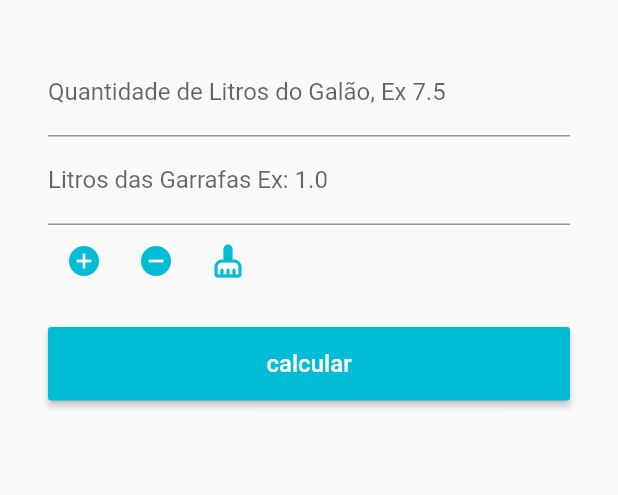
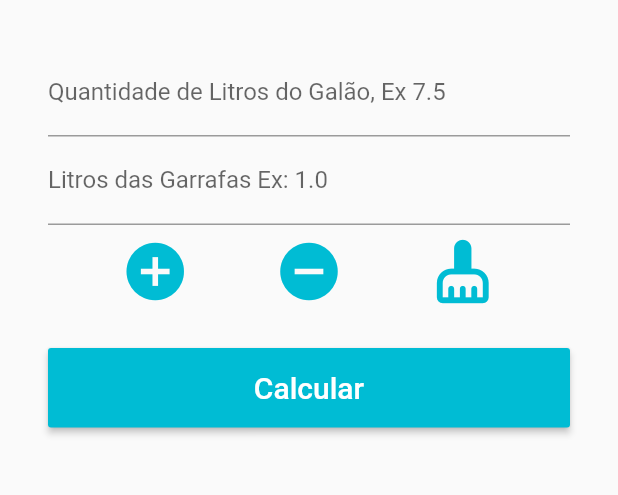
Before and after one commit to CaioCLDias/water_gallon_challenge, a Flutter app: the screen it shows after launch, on a phone screen of 412 x 824 dp, the part 381-876 px from its top. Run offline on Flutter 3.47's test engine with Material 2 defaults, Android fonts, the phone set to English and light mode, and no system bars.

Commit message:
Date: March, 08, 2021 Desafio de Lógica Programaçã para Vaga de Estágio YesList, Dev: Caio Dias Melhorias na tela

```diff
--- a/lib/Home.dart
+++ b/lib/Home.dart
@@ -154,26 +154,31 @@ class _HomeState extends State<Home> {
                 controller: _txtEditingControllerLitrosGarrafas,
               ),
               Row(
-                  children: [
-
+                crossAxisAlignment: CrossAxisAlignment.center,
+                mainAxisAlignment: MainAxisAlignment.spaceEvenly,
+                children: [
                     IconButton(
                         icon: Icon(Icons.add_circle),
                         tooltip: 'Adicione uma garrafa',
                         color: Colors.cyan,
+                        iconSize: 46,
                         onPressed: _adicionaGarrafa,
-                    ),
-                    IconButton(
+                      ) ,
+                   IconButton(
                         icon: Icon(Icons.remove_circle),
                         tooltip: 'Remova uma garrafa',
                         color: Colors.cyan,
+                        iconSize: 46,
                         onPressed: _removerGarrafa,
-                    ),
+                      ),
+
                     IconButton(
                         icon: Icon(Icons.cleaning_services_rounded),
                         tooltip: 'Limpar todos os campos',
                         color: Colors.cyan,
+                        iconSize: 46,
                         onPressed: _limpar,
-                    )
+                      ),
                   ],
                 ),
               Padding(
@@ -183,9 +188,9 @@ class _HomeState extends State<Home> {
                   textColor: Colors.white,
                   padding: EdgeInsets.all(15),
                   child: Text(
-                    'calcular',
+                    'Calcular',
                     style: TextStyle(
-                      fontSize: 16,
+                      fontSize: 20,
                     ),
                   ),
                   onPressed: _calcular,
```
